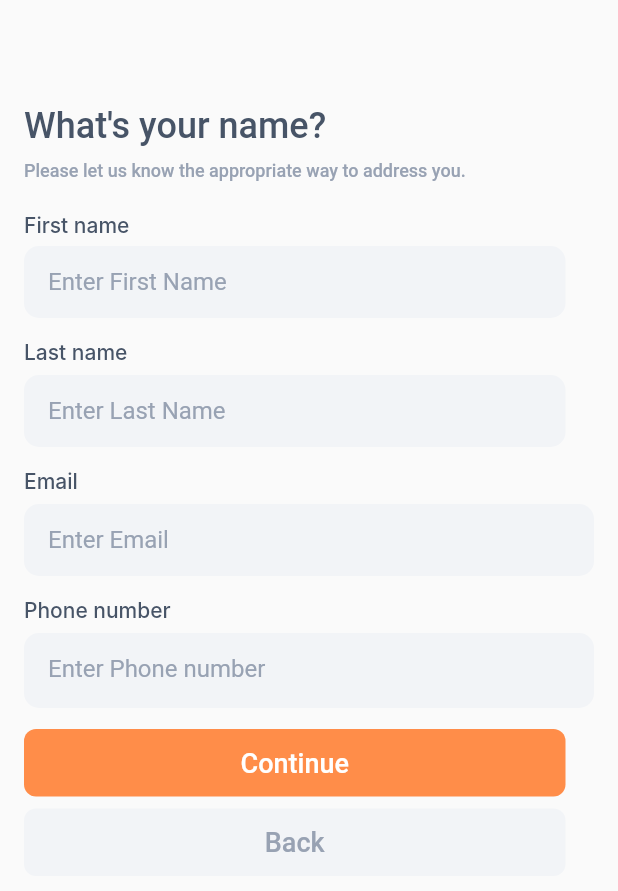
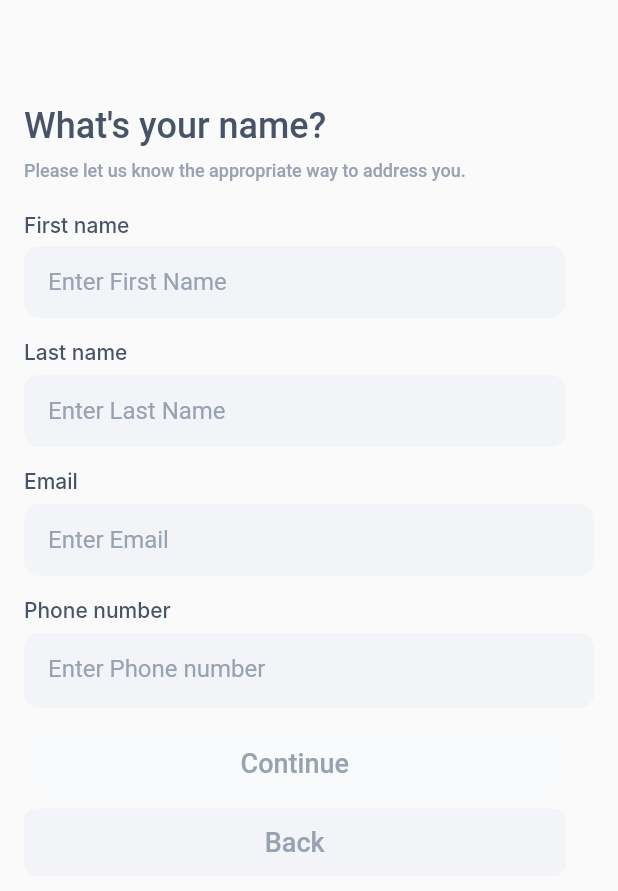
Before and after one commit to akashagrawalgithub/truckerblup, a Flutter app: the Name screen opened directly, on a phone screen of 412 x 824 dp. Shown: the top 891 px of the screen. Run offline on Flutter 3.47's test engine with Material 2 defaults, Android fonts, the phone set to English and light mode, and no system bars; our stand-ins replace firebase_auth, firebase_core; accounts and stored records are empty; Roboto replaces fonts that are missing (Inter, SF Pro).

Commit message:
name page completed

```diff
--- a/lib/main.dart
+++ b/lib/main.dart
@@ -29,8 +29,8 @@ class _MyAppState extends State<MyApp> {
       home: Scaffold(
         // body: LoginPage(),
         // body: VerifyOTP(),
-        // body: Name(),
-        body: PopuiWidget(),
+        body: Name(),
+        // body: PopuiWidget(),
       ),
     );
   }
--- a/lib/screens/Name_sir.dart
+++ b/lib/screens/Name_sir.dart
@@ -1,5 +1,5 @@
 import 'dart:ui';
-// import 'package:firebase_auth/firebase_auth.dart';
+import 'package:firebase_auth/firebase_auth.dart';
 import 'package:flutter/material.dart';
 // import 'package:google_sign_in/google_sign_in.dart';
 // import 'package:trucker/screen/bottom_navigation/bottom.dart';
@@ -26,7 +26,7 @@ class _NameState extends State<Name> {
   bool isLastNameValid = true;
   bool isEmailValid = true;
   bool isPhoneNumberValid = true;
-
+  bool isButtonEnabled = false;
   // void signUserOut(BuildContext context) {
   //   GoogleSignIn().disconnect();
   //   Navigator.of(context)
@@ -39,6 +39,19 @@ class _NameState extends State<Name> {
   void initState() {
     super.initState();
     // emailController.text = widget.email;
+    emailController.addListener(updateButtonState);
+    lastNameController.addListener(updateButtonState);
+    emailController.addListener(updateButtonState);
+    phoneController.addListener(updateButtonState);
+  }
+
+  void updateButtonState() {
+    setState(() {
+      isButtonEnabled = firstNameController.text.isNotEmpty &&
+          lastNameController.text.isNotEmpty &&
+          emailController.text.isNotEmpty &&
+          phoneController.text.isNotEmpty;
+    });
   }
 
   @override
@@ -59,13 +72,12 @@ class _NameState extends State<Name> {
     });
   }
 
-  bool isNameValid(String? value) {
-    return RegExp(r'^[a-zA-Z]+$').hasMatch(value ?? "");
+  bool isNameValid(String value) {
+    return RegExp(r'^[a-zA-Z]+$').hasMatch(value) && value.isNotEmpty;
   }
 
-  bool Emailvalid(String? value) {
-    return RegExp(r'^[\w-]+(\.[\w-]+)*@[\w-]+(\.[\w-]+)+$')
-        .hasMatch(value ?? "");
+  bool Emailvalid(String value) {
+    return RegExp(r'^[\w-]+(\.[\w-]+)*@[\w-]+(\.[\w-]+)+$').hasMatch(value);
   }
 
   @override
@@ -122,7 +134,7 @@ class _NameState extends State<Name> {
                     padding: const EdgeInsets.only(left: 16),
                     decoration: BoxDecoration(
                       border: !isFirstNameValid
-                          ? Border.all(color: Color(0xFFFF8D49))
+                          ? Border.all(color: Colors.red)
                           : null,
                       borderRadius: BorderRadius.circular(10),
                       color: const Color(0xFFF2F4F7),
@@ -131,8 +143,10 @@ class _NameState extends State<Name> {
                       controller: firstNameController,
                       autovalidateMode: AutovalidateMode.onUserInteraction,
                       validator: (value) {
-                        if (!Emailvalid(value)) {
-                          return 'Invalid First name';
+                        if (value == null || value.isEmpty) {
+                          return 'Please enter the fist name';
+                        } else if (!isNameValid(value)) {
+                          return 'Please enter a only Text in first name.';
                         }
                         return null;
                       },
@@ -151,7 +165,7 @@ class _NameState extends State<Name> {
                 const Text(
                   'Please enter a only Text in first name.',
                   style: TextStyle(
-                    color: Color(0xFFFF8D49),
+                    color: Colors.red,
                     fontSize: 12,
                   ),
                 ),
@@ -177,9 +191,7 @@ class _NameState extends State<Name> {
                     padding: const EdgeInsets.only(left: 16),
                     decoration: BoxDecoration(
                       border: !isLastNameValid
-                          ? Border.all(
-                              color: Color(0xFFFF8D49),
-                            )
+                          ? Border.all(color: Colors.red)
                           : null,
                       borderRadius: BorderRadius.circular(10),
                       color: const Color(0xFFF2F4F7),
@@ -188,8 +200,10 @@ class _NameState extends State<Name> {
                       controller: lastNameController,
                       autovalidateMode: AutovalidateMode.onUserInteraction,
                       validator: (value) {
-                        if (!Emailvalid(value)) {
-                          return 'Invalid email format';
+                        if (value == null || value.isEmpty) {
+                          return 'Please enter the last name';
+                        } else if (!isNameValid(value)) {
+                          return 'Please enter a only Text in last name.';
                         }
                         return null;
                       },
@@ -208,7 +222,7 @@ class _NameState extends State<Name> {
                 const Text(
                   'Please enter a only Text in last name.',
                   style: TextStyle(
-                    color: Color(0xFFFF8D49),
+                    color: Colors.red,
                     fontSize: 12,
                   ),
                 ),
@@ -241,7 +255,9 @@ class _NameState extends State<Name> {
                       keyboardType: TextInputType.emailAddress,
                       autovalidateMode: AutovalidateMode.onUserInteraction,
                       validator: (value) {
-                        if (!Emailvalid(value)) {
+                        if (value == null || value.isEmpty) {
+                          return 'Please enter an email';
+                        } else if (!Emailvalid(value)) {
                           return 'Invalid email format';
                         }
                         return null;
@@ -258,11 +274,14 @@ class _NameState extends State<Name> {
                 ],
               ),
               if (!isEmailValid)
-                Text(
-                  'Invalid email format',
-                  style: TextStyle(
-                    color: Color(0xFFFF8D49),
-                    fontSize: 12,
+                const Padding(
+                  padding: EdgeInsets.only(left: 16),
+                  child: Text(
+                    'Invalid email format',
+                    style: TextStyle(
+                      color: Colors.red,
+                      fontSize: 12,
+                    ),
                   ),
                 ),
               const SizedBox(height: 12),
@@ -387,7 +406,9 @@ class _NameState extends State<Name> {
                 height: 45,
                 decoration: BoxDecoration(
                   borderRadius: BorderRadius.circular(8),
-                  color: const Color(0xFFFF8D49),
+                  color: isButtonEnabled
+                      ? const Color(0xFFFF8D49)
+                      : const Color(0xFFF9FAFB),
                 ),
                 child: TextButton(
                   onPressed: () async {
@@ -397,13 +418,15 @@ class _NameState extends State<Name> {
                     //       builder: (context) => const Bottom()));
                     // }
                   },
-                  child: const Center(
+                  child: Center(
                     child: Text(
                       'Continue',
                       style: TextStyle(
                           fontSize: 18.0,
                           fontWeight: FontWeight.w500,
-                          color: Colors.white),
+                          color: isButtonEnabled
+                              ? Colors.white
+                              : const Color(0xFF98A2B3)),
                     ),
                   ),
                 ),
```
